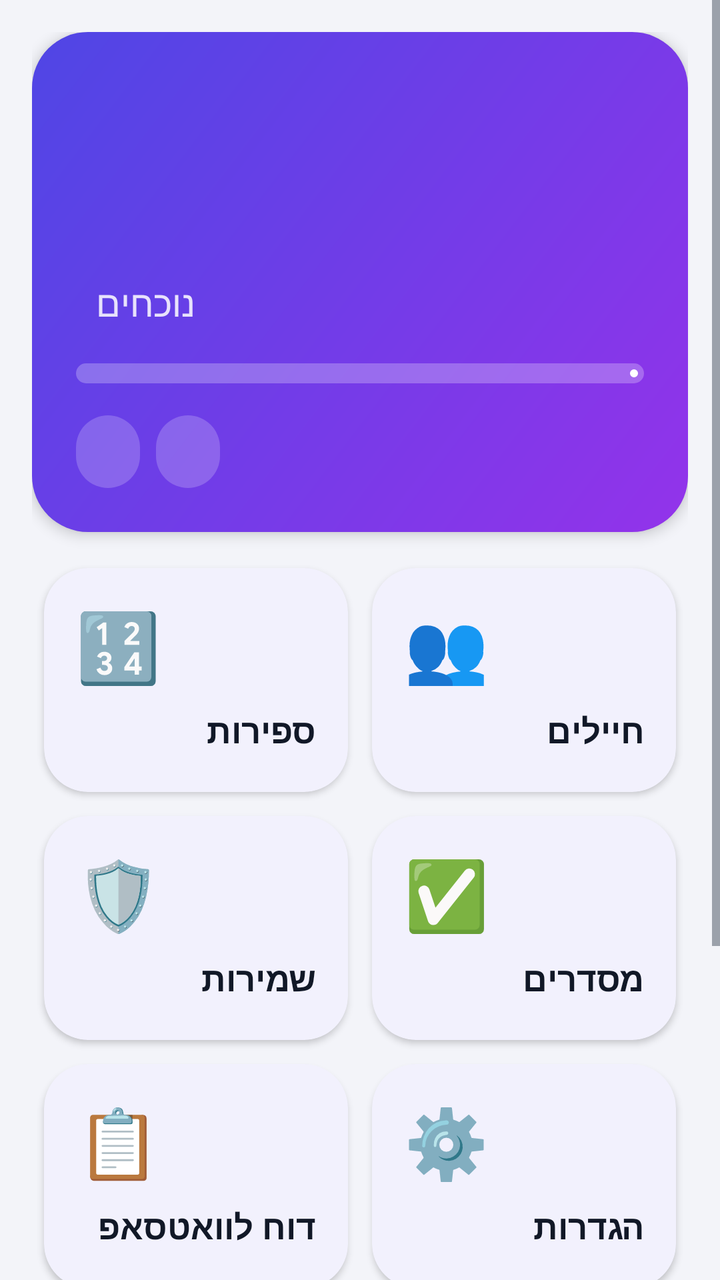
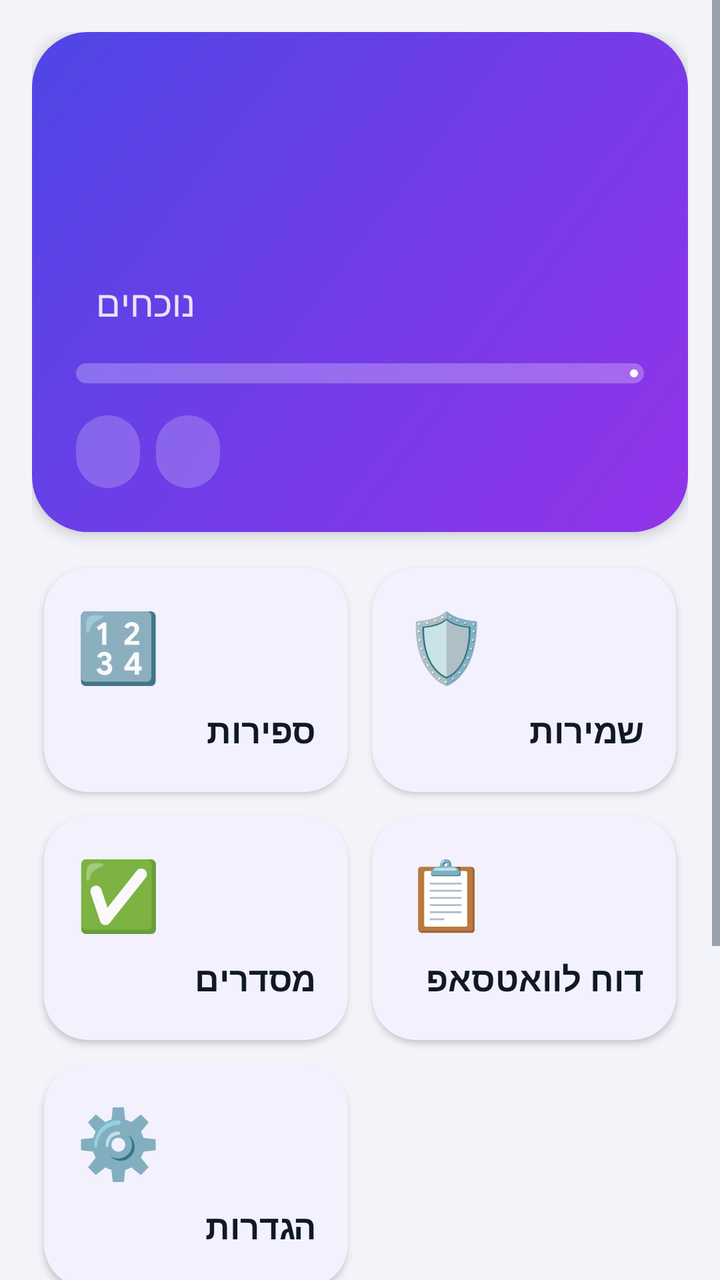

Before-and-after screenshots of an Android layout around one commit, followed by the original layout XML and the change that was made.
<!-- AndroidManifest.xml: application theme Theme.Hakshev -->
<!-- res/layout/activity_main.xml -->
<?xml version="1.0" encoding="utf-8"?>
<ScrollView xmlns:android="http://schemas.android.com/apk/res/android"
    xmlns:app="http://schemas.android.com/apk/res-auto"
    android:layout_width="match_parent"
    android:layout_height="match_parent"
    android:fillViewport="true">

    <LinearLayout
        android:layout_width="match_parent"
        android:layout_height="wrap_content"
        android:orientation="vertical"
        android:padding="16dp">

        
        <LinearLayout
            android:layout_width="match_parent"
            android:layout_height="wrap_content"
            android:background="@drawable/bg_hero"
            android:elevation="4dp"
            android:orientation="vertical"
            android:padding="22dp">

            <TextView
                android:id="@+id/tvGreeting"
                android:layout_width="match_parent"
                android:layout_height="wrap_content"
                android:fontFamily="sans-serif-medium"
                android:textColor="#FFFFFF"
                android:textSize="22sp" />

            <TextView
                android:id="@+id/tvDate"
                android:layout_width="match_parent"
                android:layout_height="wrap_content"
                android:textColor="#D9FFFFFF"
                android:textSize="14sp" />

            <LinearLayout
                android:layout_width="match_parent"
                android:layout_height="wrap_content"
                android:layout_marginTop="18dp"
                android:baselineAligned="false"
                android:gravity="bottom"
                android:orientation="horizontal">

                <TextView
                    android:id="@+id/tvHeadcount"
                    android:layout_width="wrap_content"
                    android:layout_height="wrap_content"
                    android:fontFamily="sans-serif-medium"
                    android:textColor="#FFFFFF"
                    android:textSize="52sp"
                    android:textStyle="bold" />

                <TextView
                    android:layout_width="wrap_content"
                    android:layout_height="wrap_content"
                    android:layout_marginStart="10dp"
                    android:layout_marginBottom="10dp"
                    android:text="@string/hero_present"
                    android:textColor="#D9FFFFFF"
                    android:textSize="18sp" />
            </LinearLayout>

            <com.google.android.material.progressindicator.LinearProgressIndicator
                android:id="@+id/progressHeadcount"
                android:layout_width="match_parent"
                android:layout_height="wrap_content"
                android:layout_marginTop="8dp"
                app:indicatorColor="#FFFFFF"
                app:trackColor="#40FFFFFF"
                app:trackCornerRadius="6dp"
                app:trackThickness="10dp" />

            <LinearLayout
                android:layout_width="match_parent"
                android:layout_height="wrap_content"
                android:layout_marginTop="16dp"
                android:orientation="horizontal">

                <TextView
                    android:id="@+id/tvCounterCount"
                    android:layout_width="wrap_content"
                    android:layout_height="wrap_content"
                    android:background="@drawable/bg_glass_pill"
                    android:paddingStart="16dp"
                    android:paddingTop="8dp"
                    android:paddingEnd="16dp"
                    android:paddingBottom="8dp"
                    android:textColor="#FFFFFF"
                    android:textSize="15sp" />

                <TextView
                    android:id="@+id/tvAlertCount"
                    android:layout_width="wrap_content"
                    android:layout_height="wrap_content"
                    android:layout_marginStart="8dp"
                    android:background="@drawable/bg_glass_pill"
                    android:paddingStart="16dp"
                    android:paddingTop="8dp"
                    android:paddingEnd="16dp"
                    android:paddingBottom="8dp"
                    android:textColor="#FFFFFF"
                    android:textSize="15sp" />
            </LinearLayout>
        </LinearLayout>

        
        <GridLayout
            android:layout_width="match_parent"
            android:layout_height="wrap_content"
            android:layout_marginTop="12dp"
            android:columnCount="2">

            <com.google.android.material.card.MaterialCardView
                android:id="@+id/btnCounters"
                style="@style/HkCard"
                android:layout_width="0dp"
                android:layout_height="wrap_content"
                android:layout_columnWeight="1"
                android:layout_margin="6dp"
                android:clickable="true"
                android:focusable="true">

                <LinearLayout
                    android:layout_width="match_parent"
                    android:layout_height="wrap_content"
                    android:minHeight="112dp"
                    android:orientation="vertical"
                    android:padding="16dp">

                    <TextView
                        android:layout_width="wrap_content"
                        android:layout_height="wrap_content"
                        android:text="🔢"
                        android:textSize="34sp" />

                    <TextView
                        style="@style/HkBody"
                        android:layout_width="match_parent"
                        android:layout_height="wrap_content"
                        android:layout_marginTop="8dp"
                        android:fontFamily="sans-serif-medium"
                        android:text="@string/tile_counters"
                        android:textSize="17sp"
                        android:textStyle="bold" />
                </LinearLayout>
            </com.google.android.material.card.MaterialCardView>

            <com.google.android.material.card.MaterialCardView
                android:id="@+id/btnRoster"
                style="@style/HkCard"
                android:layout_width="0dp"
                android:layout_height="wrap_content"
                android:layout_columnWeight="1"
                android:layout_margin="6dp"
                android:clickable="true"
                android:focusable="true">

                <LinearLayout
                    android:layout_width="match_parent"
                    android:layout_height="wrap_content"
                    android:minHeight="112dp"
                    android:orientation="vertical"
                    android:padding="16dp">

                    <TextView
                        android:layout_width="wrap_content"
                        android:layout_height="wrap_content"
                        android:text="👥"
                        android:textSize="34sp" />

                    <TextView
                        style="@style/HkBody"
                        android:layout_width="match_parent"
                        android:layout_height="wrap_content"
                        android:layout_marginTop="8dp"
                        android:fontFamily="sans-serif-medium"
                        android:text="@string/tile_roster"
                        android:textSize="17sp"
                        android:textStyle="bold" />
                </LinearLayout>
            </com.google.android.material.card.MaterialCardView>

            <com.google.android.material.card.MaterialCardView
                android:id="@+id/btnDuties"
                style="@style/HkCard"
                android:layout_width="0dp"
                android:layout_height="wrap_content"
                android:layout_columnWeight="1"
                android:layout_margin="6dp"
                android:clickable="true"
                android:focusable="true">

                <LinearLayout
                    android:layout_width="match_parent"
                    android:layout_height="wrap_content"
                    android:minHeight="112dp"
                    android:orientation="vertical"
                    android:padding="16dp">

                    <TextView
                        android:layout_width="wrap_content"
                        android:layout_height="wrap_content"
                        android:text="🛡️"
                        android:textSize="34sp" />

                    <TextView
                        style="@style/HkBody"
                        android:layout_width="match_parent"
                        android:layout_height="wrap_content"
                        android:layout_marginTop="8dp"
                        android:fontFamily="sans-serif-medium"
                        android:text="@string/tile_duties"
                        android:textSize="17sp"
                        android:textStyle="bold" />
                </LinearLayout>
            </com.google.android.material.card.MaterialCardView>

            <com.google.android.material.card.MaterialCardView
                android:id="@+id/btnInspections"
                style="@style/HkCard"
                android:layout_width="0dp"
                android:layout_height="wrap_content"
                android:layout_columnWeight="1"
                android:layout_margin="6dp"
                android:clickable="true"
                android:focusable="true">

                <LinearLayout
                    android:layout_width="match_parent"
                    android:layout_height="wrap_content"
                    android:minHeight="112dp"
                    android:orientation="vertical"
                    android:padding="16dp">

                    <TextView
                        android:layout_width="wrap_content"
                        android:layout_height="wrap_content"
                        android:text="✅"
                        android:textSize="34sp" />

                    <TextView
                        style="@style/HkBody"
                        android:layout_width="match_parent"
                        android:layout_height="wrap_content"
                        android:layout_marginTop="8dp"
                        android:fontFamily="sans-serif-medium"
                        android:text="@string/tile_inspections"
                        android:textSize="17sp"
                        android:textStyle="bold" />
                </LinearLayout>
            </com.google.android.material.card.MaterialCardView>

            <com.google.android.material.card.MaterialCardView
                android:id="@+id/btnReport"
                style="@style/HkCard"
                android:layout_width="0dp"
                android:layout_height="wrap_content"
                android:layout_columnWeight="1"
                android:layout_margin="6dp"
                android:clickable="true"
                android:focusable="true">

                <LinearLayout
                    android:layout_width="match_parent"
                    android:layout_height="wrap_content"
                    android:minHeight="112dp"
                    android:orientation="vertical"
                    android:padding="16dp">

                    <TextView
                        android:layout_width="wrap_content"
                        android:layout_height="wrap_content"
                        android:text="📋"
                        android:textSize="34sp" />

                    <TextView
                        style="@style/HkBody"
                        android:layout_width="match_parent"
                        android:layout_height="wrap_content"
                        android:layout_marginTop="8dp"
                        android:fontFamily="sans-serif-medium"
                        android:text="@string/tile_report"
                        android:textSize="17sp"
                        android:textStyle="bold" />
                </LinearLayout>
            </com.google.android.material.card.MaterialCardView>

            <com.google.android.material.card.MaterialCardView
                android:id="@+id/btnSettings"
                style="@style/HkCard"
                android:layout_width="0dp"
                android:layout_height="wrap_content"
                android:layout_columnWeight="1"
                android:layout_margin="6dp"
                android:clickable="true"
                android:focusable="true">

                <LinearLayout
                    android:layout_width="match_parent"
                    android:layout_height="wrap_content"
                    android:minHeight="112dp"
                    android:orientation="vertical"
                    android:padding="16dp">

                    <TextView
                        android:layout_width="wrap_content"
                        android:layout_height="wrap_content"
                        android:text="⚙️"
                        android:textSize="34sp" />

                    <TextView
                        style="@style/HkBody"
                        android:layout_width="match_parent"
                        android:layout_height="wrap_content"
                        android:layout_marginTop="8dp"
                        android:fontFamily="sans-serif-medium"
                        android:text="@string/tile_settings"
                        android:textSize="17sp"
                        android:textStyle="bold" />
                </LinearLayout>
            </com.google.android.material.card.MaterialCardView>
        </GridLayout>

        <TextView
            style="@style/HkSection"
            android:layout_width="match_parent"
            android:layout_height="wrap_content"
            android:text="@string/nav_counters" />

        <com.google.android.material.card.MaterialCardView
            style="@style/HkCard"
            android:layout_width="match_parent"
            android:layout_height="wrap_content">

            <TextView
                android:id="@+id/tvCounters"
                style="@style/HkBody"
                android:layout_width="match_parent"
                android:layout_height="wrap_content"
                android:lineSpacingExtra="4dp"
                android:padding="16dp" />
        </com.google.android.material.card.MaterialCardView>

        <TextView
            style="@style/HkSection"
            android:layout_width="match_parent"
            android:layout_height="wrap_content"
            android:text="@string/alerts_title" />

        <com.google.android.material.card.MaterialCardView
            style="@style/HkCard"
            android:layout_width="match_parent"
            android:layout_height="wrap_content">

            <TextView
                android:id="@+id/tvAlerts"
                style="@style/HkBody"
                android:layout_width="match_parent"
                android:layout_height="wrap_content"
                android:lineSpacingExtra="4dp"
                android:padding="16dp" />
        </com.google.android.material.card.MaterialCardView>
    </LinearLayout>
</ScrollView>
<!-- resources referenced by this layout -->
<resources>
  <!-- drawable bg_glass_pill (drawable) -->
  <?xml version="1.0" encoding="utf-8"?>
  <shape xmlns:android="http://schemas.android.com/apk/res/android"
      android:shape="rectangle">
      <solid android:color="@color/hk_glass" />
      <corners android:radius="20dp" />
  </shape>
  <!-- drawable bg_hero (drawable) -->
  <?xml version="1.0" encoding="utf-8"?>
  <shape xmlns:android="http://schemas.android.com/apk/res/android"
      android:shape="rectangle">
      <gradient
          android:angle="315"
          android:endColor="@color/hk_hero_end"
          android:startColor="@color/hk_hero_start"
          android:type="linear" />
      <corners android:radius="28dp" />
  </shape>
  <string name="alerts_title">חריגים</string>
  <string name="hero_present">נוכחים</string>
  <string name="nav_counters">ספירות</string>
  <string name="tile_counters">ספירות</string>
  <string name="tile_duties">שמירות</string>
  <string name="tile_inspections">מסדרים</string>
  <string name="tile_report">דוח לוואטסאפ</string>
  <string name="tile_roster">חיילים</string>
  <string name="tile_settings">הגדרות</string>
  <style name="HkBody" parent="">
          <item name="android:textSize">18sp</item>
          <item name="android:textColor">?attr/colorOnBackground</item>
      </style>
  <style name="HkCard" parent="Widget.Material3.CardView.Elevated">
          <item name="cardCornerRadius">22dp</item>
          <item name="cardElevation">2dp</item>
          <item name="cardBackgroundColor">?attr/colorSurface</item>
          <item name="strokeColor">@color/hk_card_stroke</item>
          <item name="strokeWidth">1dp</item>
      </style>
  <style name="HkSection" parent="">
          <item name="android:textSize">16sp</item>
          <item name="android:textStyle">bold</item>
          <item name="android:fontFamily">sans-serif-medium</item>
          <item name="android:textColor">?attr/colorPrimary</item>
          <item name="android:paddingTop">16dp</item>
          <item name="android:paddingBottom">6dp</item>
      </style>
  <color name="hk_glass">#33FFFFFF</color>
  <color name="hk_hero_end">#9333EA</color>
  <color name="hk_hero_start">#4F46E5</color>
  <color name="hk_card_stroke">#00000000</color>
  <color name="hk_primary">#4F46E5</color>
  <color name="hk_on_primary">#FFFFFF</color>
  <color name="hk_container">#E0E7FF</color>
  <color name="hk_on_container">#312E81</color>
  <color name="hk_bg">#F3F4F9</color>
  <color name="hk_surface">#FFFFFF</color>
  <color name="hk_text">#111827</color>
  <color name="hk_muted">#4B5563</color>
  <color name="hk_outline">#C7CBD6</color>
  <color name="hk_alert">#DC2626</color>
  <style name="HkButton" parent="Widget.Material3.Button">
          <item name="android:minHeight">56dp</item>
          <item name="android:textSize">17sp</item>
          <item name="android:textAllCaps">false</item>
          <item name="android:fontFamily">sans-serif-medium</item>
          <item name="android:insetTop">0dp</item>
          <item name="android:insetBottom">0dp</item>
          <item name="cornerRadius">28dp</item>
      </style>
  <!-- unchanged entries left out for length: 1 -->
</resources>

<!-- the commit's change to res/layout/activity_main.xml (unified diff, before → after) -->
@@ -148,41 +148,6 @@
             </com.google.android.material.card.MaterialCardView>
 
             <com.google.android.material.card.MaterialCardView
-                android:id="@+id/btnRoster"
-                style="@style/HkCard"
-                android:layout_width="0dp"
-                android:layout_height="wrap_content"
-                android:layout_columnWeight="1"
-                android:layout_margin="6dp"
-                android:clickable="true"
-                android:focusable="true">
-
-                <LinearLayout
-                    android:layout_width="match_parent"
-                    android:layout_height="wrap_content"
-                    android:minHeight="112dp"
-                    android:orientation="vertical"
-                    android:padding="16dp">
-
-                    <TextView
-                        android:layout_width="wrap_content"
-                        android:layout_height="wrap_content"
-                        android:text="👥"
-                        android:textSize="34sp" />
-
-                    <TextView
-                        style="@style/HkBody"
-                        android:layout_width="match_parent"
-                        android:layout_height="wrap_content"
-                        android:layout_marginTop="8dp"
-                        android:fontFamily="sans-serif-medium"
-                        android:text="@string/tile_roster"
-                        android:textSize="17sp"
-                        android:textStyle="bold" />
-                </LinearLayout>
-            </com.google.android.material.card.MaterialCardView>
-
-            <com.google.android.material.card.MaterialCardView
                 android:id="@+id/btnDuties"
                 style="@style/HkCard"
                 android:layout_width="0dp"
<!-- resource entries referenced after the edit -->
@@ -25,7 +25,6 @@
   <string name="tile_duties">שמירות</string>
   <string name="tile_inspections">מסדרים</string>
   <string name="tile_report">דוח לוואטסאפ</string>
-  <string name="tile_roster">חיילים</string>
   <string name="tile_settings">הגדרות</string>
   <style name="HkBody" parent="">
           <item name="android:textSize">18sp</item>
